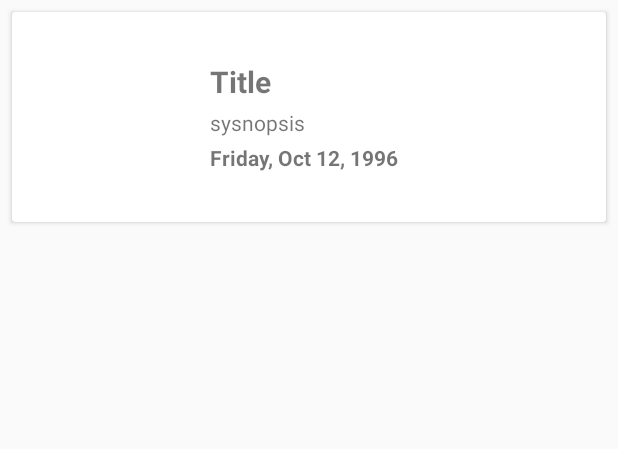
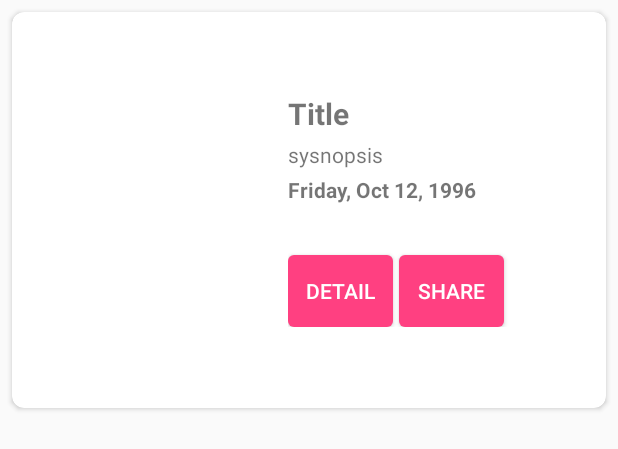
Before and after one commit to Yeputra/MovieFreaks, an Android app: the layout movie_list.xml on its own in the app's theme, with its tools: preview values and no code run, on a phone screen of 412 x 824 dp. Shown: the top 449 px of the screen. Run offline under Robolectric (Android 15) with nearby library versions, the phone set to English and light mode, and no system bars.

Commit message:
Updated to project 2

```diff
--- a/app/src/main/AndroidManifest.xml
+++ b/app/src/main/AndroidManifest.xml
@@ -1,7 +1,8 @@
 <?xml version="1.0" encoding="utf-8"?>
 <manifest xmlns:android="http://schemas.android.com/apk/res/android"
     package="com.freaky.id.moviecatalogue">
-    <uses-permission android:name="android.permission.INTERNET"/>
+
+    <uses-permission android:name="android.permission.INTERNET" />
 
     <application
         android:allowBackup="true"
@@ -17,7 +18,8 @@
                 <category android:name="android.intent.category.LAUNCHER" />
             </intent-filter>
         </activity>
-        <activity android:name=".DetailActivity"></activity>
+        <activity android:name=".DetailActivity" />
+        <activity android:name=".UpcomingActivity"></activity>
     </application>
 
 </manifest>
--- a/app/src/main/java/com/freaky/id/moviecatalogue/RetrofitInterface.java
+++ b/app/src/main/java/com/freaky/id/moviecatalogue/RetrofitInterface.java
@@ -14,4 +14,16 @@ public interface RetrofitInterface {
             @Query("query") String query
     );
 
+    @GET("movie/upcoming")
+    Call<Movies> getMovieUpcoming(
+            @Query("api_key") String apikey,
+            @Query("language") String langauge
+    );
+
+    @GET("movie/now_playing")
+    Call<Movies> getMovieNowPlaying(
+            @Query("api_key") String apikey,
+            @Query("language") String langauge
+    );
+
 }
--- a/app/src/main/res/layout/movie_list.xml
+++ b/app/src/main/res/layout/movie_list.xml
@@ -1,22 +1,24 @@
 <?xml version="1.0" encoding="utf-8"?>
 
-<android.support.v7.widget.CardView
-    xmlns:android="http://schemas.android.com/apk/res/android"
+<android.support.v7.widget.CardView xmlns:android="http://schemas.android.com/apk/res/android"
+    xmlns:app="http://schemas.android.com/apk/res-auto"
     android:id="@+id/cv_movie"
     android:layout_width="match_parent"
     android:layout_height="wrap_content"
-    android:layout_margin="8dp">
+    android:layout_margin="8dp"
+    android:elevation="4dp"
+    app:cardCornerRadius="8dp">
 
     <LinearLayout
-        android:layout_width="wrap_content"
+        android:layout_width="match_parent"
         android:layout_height="wrap_content"
         android:orientation="horizontal">
 
         <ImageView
             android:id="@+id/iv_poster"
-            android:layout_width="120dp"
-            android:layout_height="140dp"
-            android:layout_marginRight="12dp" />
+            android:layout_width="160dp"
+            android:layout_height="240dp"
+            android:layout_margin="12dp" />
 
         <LinearLayout
             android:layout_width="wrap_content"
@@ -28,27 +30,74 @@
                 android:id="@+id/tv_title"
                 android:layout_width="wrap_content"
                 android:layout_height="wrap_content"
+                android:layout_marginBottom="4dp"
                 android:text="Title"
                 android:textSize="20sp"
-                android:textStyle="bold"
-                android:layout_marginBottom="4dp"/>
+                android:textStyle="bold" />
 
             <TextView
                 android:id="@+id/tv_overview"
                 android:layout_width="wrap_content"
                 android:layout_height="wrap_content"
-                android:text="sysnopsis"
                 android:layout_marginBottom="4dp"
-                android:maxLength="100"/>
+                android:maxLength="100"
+                android:text="sysnopsis" />
 
             <TextView
                 android:id="@+id/tv_date"
                 android:layout_width="wrap_content"
                 android:layout_height="wrap_content"
                 android:text="Friday, Oct 12, 1996"
-                android:textStyle="bold"/>
+                android:textStyle="bold" />
+
+            <LinearLayout
+                android:layout_width="wrap_content"
+                android:layout_height="wrap_content"
+                android:layout_marginTop="30dp"
+                android:orientation="horizontal">
+
+                <android.support.v7.widget.CardView
+                    android:layout_width="wrap_content"
+                    android:layout_height="wrap_content"
+                    android:layout_marginRight="4dp"
+                    android:layout_marginTop="4dp"
+                    app:cardCornerRadius="4dp"
+                    android:elevation="8dp">
+
+                    <Button
+                        android:id="@+id/btn_detail"
+                        android:layout_width="70dp"
+                        android:layout_height="wrap_content"
+                        android:background="@color/colorAccent"
+                        android:elevation="4dp"
+                        android:text="Detail"
+                        android:textColor="@android:color/white" />
+
+                </android.support.v7.widget.CardView>
+
+                <android.support.v7.widget.CardView
+                    android:layout_width="wrap_content"
+                    android:layout_height="wrap_content"
+                    android:layout_marginRight="4dp"
+                    android:layout_marginTop="4dp"
+                    app:cardCornerRadius="4dp"
+                    android:elevation="8dp">
+
+                    <Button
+                        android:id="@+id/btn_share"
+                        android:layout_width="70dp"
+                        android:layout_height="wrap_content"
+                        android:background="@color/colorAccent"
+                        android:elevation="4dp"
+                        android:text="Share"
+                        android:textColor="@android:color/white" />
+
+                </android.support.v7.widget.CardView>
+
+            </LinearLayout>
 
         </LinearLayout>
+
 
     </LinearLayout>
 
```
